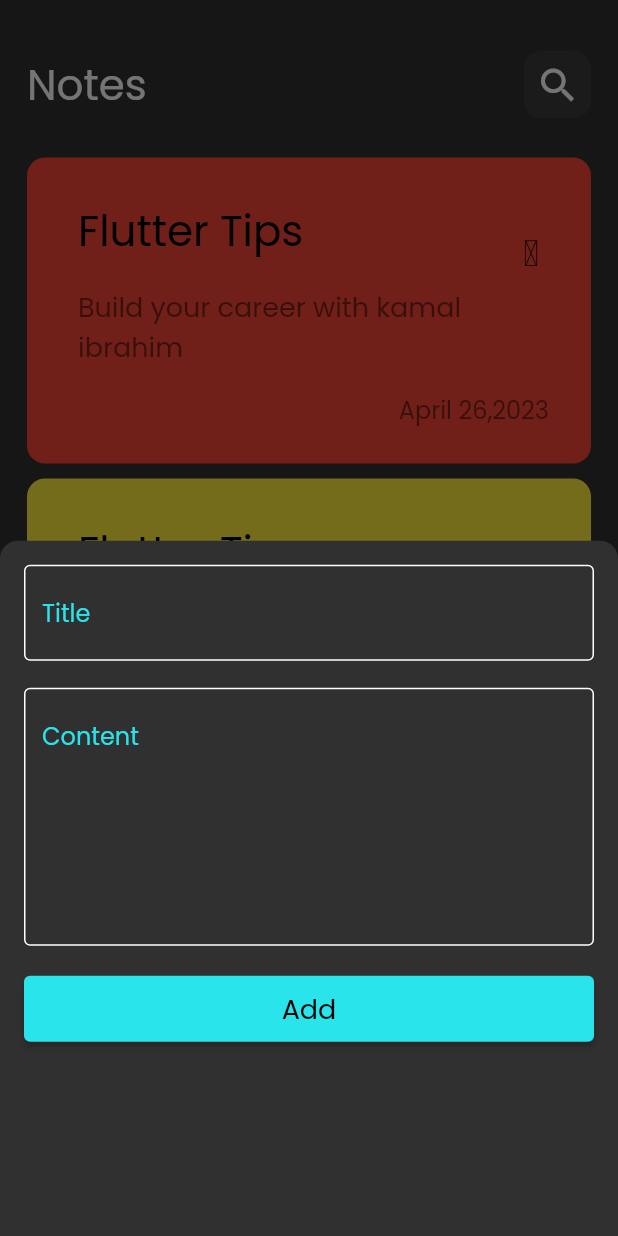
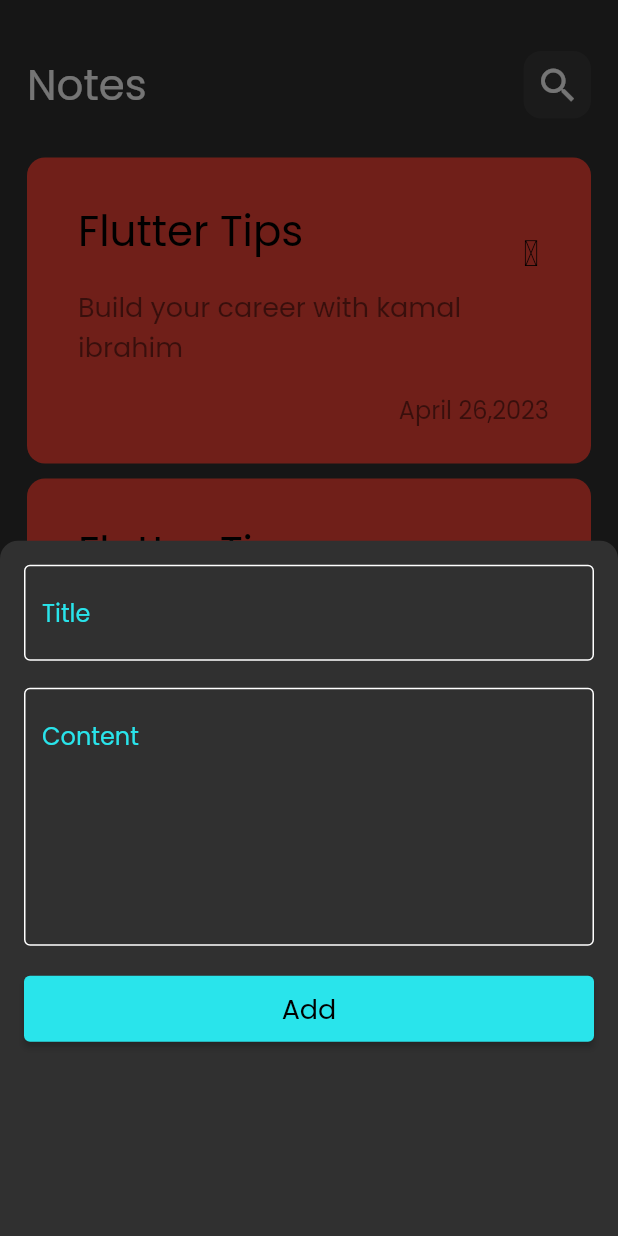
Before and after one commit to kamal696/notes, a Flutter app: the screen it shows after launch, after a tap on the "add" icon, on a phone screen of 412 x 824 dp. Run offline on Flutter 3.47's test engine with Material 2 defaults, Android fonts, the phone set to English and light mode, and no system bars; drawn by our look-alikes of modal_progress_hud_nsn; our stand-ins replace bloc, flutter_bloc, hive, hive_flutter; missing offline and left inert: awesome_icons; accounts and stored records are empty.

```diff
--- a/lib/main.dart
+++ b/lib/main.dart
@@ -12,8 +12,9 @@ import 'constant.dart';
 void main() async {
   Bloc.observer = SimpleBlocObserver();
   await Hive.initFlutter();
-  await Hive.openBox(kNotesBox);
   Hive.registerAdapter(NoteModelAdapter());
+  await Hive.openBox<NoteModel>(kNotesBox);
+
   runApp(const NotesApp());
 }
 
--- a/lib/views/notes_views.dart
+++ b/lib/views/notes_views.dart
@@ -15,6 +15,7 @@ class NotesViews extends StatelessWidget {
         child: IconButton(
             onPressed: () {
               showModalBottomSheet(
+                  // isScrollControlled: true,
                   shape: const RoundedRectangleBorder(
                       borderRadius: BorderRadius.only(
                           topLeft: Radius.circular(12),
--- a/lib/views/widgets/custom_note_item.dart
+++ b/lib/views/widgets/custom_note_item.dart
@@ -3,8 +3,10 @@ import 'package:flutter/material.dart';
 import 'package:notes/views/widgets/edit_note_view_body.dart';
 
 class CustomNoteItem extends StatelessWidget {
-  const CustomNoteItem({super.key, required this.color});
-  final Color color;
+  const CustomNoteItem({
+    super.key,
+  });
+
   @override
   Widget build(BuildContext context) {
     return GestureDetector(
@@ -13,7 +15,7 @@ class CustomNoteItem extends StatelessWidget {
       },
       child: Container(
         decoration: BoxDecoration(
-          color: color,
+          color: Colors.red,
           borderRadius: BorderRadius.circular(12),
         ),
         child: Column(crossAxisAlignment: CrossAxisAlignment.end, children: [
--- a/lib/views/widgets/custom_show_modal_sheet.dart
+++ b/lib/views/widgets/custom_show_modal_sheet.dart
@@ -13,7 +13,9 @@ class CustomAddNoteBottomSheet extends StatelessWidget {
       listener: (context, state) {
         if (state is AddNoteSucsses) {
           Navigator.pop(context);
-        } else if (state is AddNoteFailure) {}
+        } else if (state is AddNoteFailure) {
+          print("failuer ${state.errorMassege}");
+        }
       },
       builder: (context, state) {
         return ModalProgressHUD(
--- a/lib/views/widgets/notes_list_view.dart
+++ b/lib/views/widgets/notes_list_view.dart
@@ -3,12 +3,12 @@ import 'package:notes/views/widgets/custom_note_item.dart';
 
 class CustomNotesListView extends StatelessWidget {
   const CustomNotesListView({super.key});
-  final List colorsItem = const [
-    Colors.red,
-    Colors.yellow,
-    Colors.blue,
-    Colors.green
-  ];
+  // final List colorsItem = const [
+  //   Colors.red,
+  //   Colors.yellow,
+  //   Colors.blue,
+  //   Colors.green
+  // ];
 
   @override
   Widget build(BuildContext context) {
@@ -17,11 +17,10 @@ class CustomNotesListView extends StatelessWidget {
         padding: const EdgeInsets.symmetric(vertical: 16),
         child: ListView.builder(
             padding: EdgeInsets.zero,
-            itemCount: colorsItem.length,
             itemBuilder: (context, index) {
-              return Padding(
-                padding: const EdgeInsets.only(top: 10),
-                child: CustomNoteItem(color: colorsItem[index]),
+              return const Padding(
+                padding: EdgeInsets.only(top: 10),
+                child: CustomNoteItem(),
               );
             }),
       ),
```
Also changed, not shown: lib/views/widgets/body_bottom_sheet.dart (+11 -0 lines).
